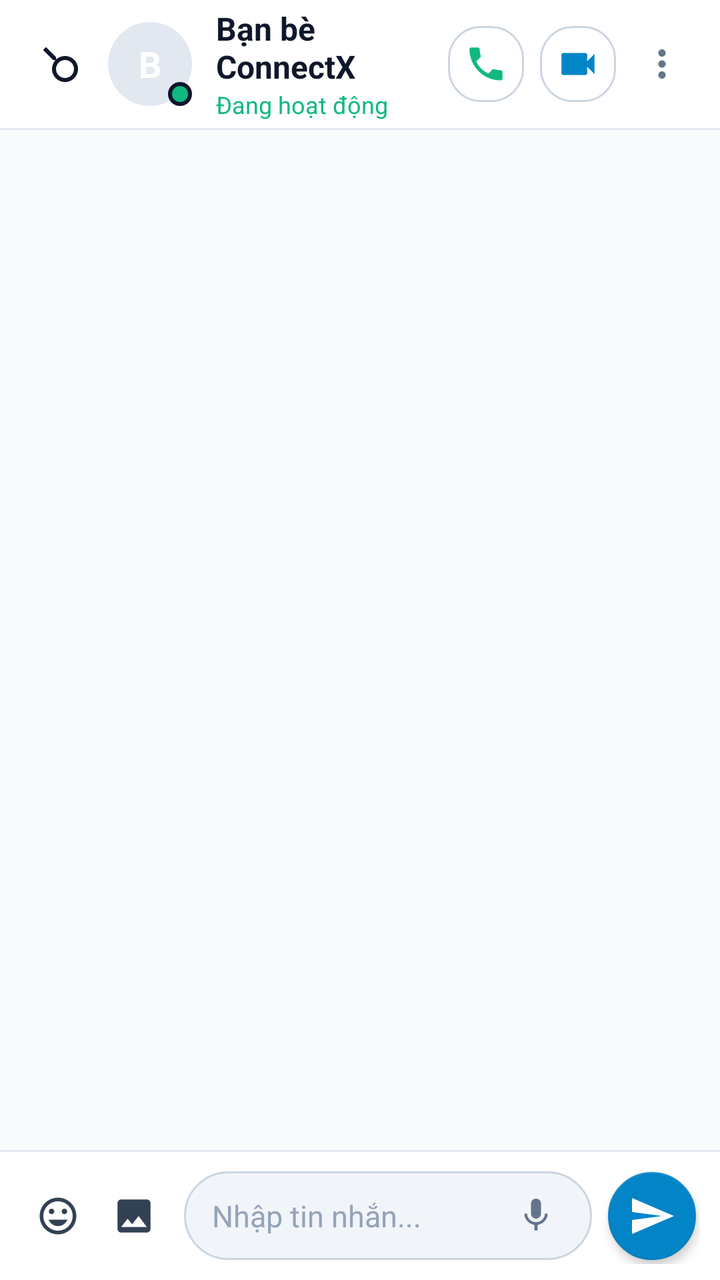
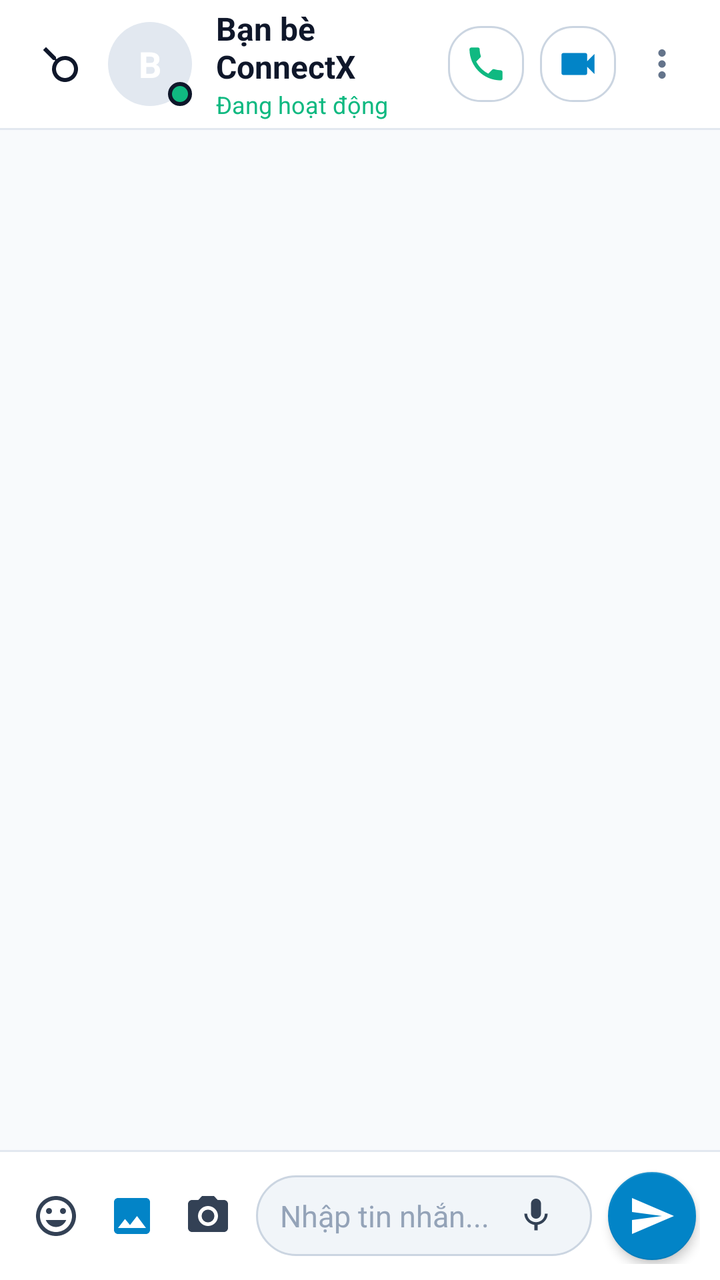

Compare the two renders of this Android layout. The source of the first and the diff that turns it into the second are given below.
<!-- AndroidManifest.xml: application theme AppTheme -->
<!-- res/layout/activity_chat.xml -->
<?xml version="1.0" encoding="utf-8"?>
<LinearLayout xmlns:android="http://schemas.android.com/apk/res/android"
    xmlns:app="http://schemas.android.com/apk/res-auto"
    android:layout_width="match_parent"
    android:layout_height="match_parent"
    android:orientation="vertical"
    android:background="@color/bg_root">

    
    <LinearLayout
        android:id="@+id/chatHeader"
        android:layout_width="match_parent"
        android:layout_height="64dp"
        android:orientation="horizontal"
        android:gravity="center_vertical"
        android:paddingHorizontal="10dp"
        android:background="@color/bg_dark">

        
        <ImageView
            android:id="@+id/btnBack"
            android:layout_width="40dp"
            android:layout_height="40dp"
            android:padding="8dp"
            android:src="@drawable/ic_search"
            android:rotation="180"
            app:tint="@color/text_primary"
            android:contentDescription="Quay lại" />

        
        <FrameLayout
            android:layout_width="42dp"
            android:layout_height="42dp"
            android:layout_marginStart="4dp">

            <TextView
                android:id="@+id/tvChatAvatar"
                android:layout_width="42dp"
                android:layout_height="42dp"
                android:background="@drawable/bg_card_secondary"
                android:text="B"
                android:textColor="@color/white"
                android:textSize="18sp"
                android:textStyle="bold"
                android:gravity="center" />

            <View
                android:layout_width="12dp"
                android:layout_height="12dp"
                android:layout_gravity="bottom|end"
                android:background="@drawable/bg_status_online" />
        </FrameLayout>

        
        <LinearLayout
            android:layout_width="0dp"
            android:layout_height="wrap_content"
            android:layout_weight="1"
            android:orientation="vertical"
            android:layout_marginStart="12dp">

            <LinearLayout
                android:layout_width="wrap_content"
                android:layout_height="wrap_content"
                android:gravity="center_vertical"
                android:orientation="horizontal">

                <TextView
                    android:id="@+id/tvChatContactName"
                    android:layout_width="wrap_content"
                    android:layout_height="wrap_content"
                    android:text="Bạn bè ConnectX"
                    android:textColor="@color/text_primary"
                    android:textSize="16sp"
                    android:textStyle="bold" />

                <ImageView
                    android:layout_width="14dp"
                    android:layout_height="14dp"
                    android:src="@drawable/ic_verified"
                    android:layout_marginStart="4dp" />
            </LinearLayout>

            <TextView
                android:id="@+id/tvChatContactStatus"
                android:layout_width="wrap_content"
                android:layout_height="wrap_content"
                android:text="@string/status_online"
                android:textColor="@color/status_online"
                android:textSize="12sp" />
        </LinearLayout>

        
        <ImageView
            android:id="@+id/btnChatVoiceCall"
            android:layout_width="38dp"
            android:layout_height="38dp"
            android:padding="8dp"
            android:background="@drawable/bg_card_rounded"
            android:src="@drawable/ic_calls"
            app:tint="@color/status_online"
            android:contentDescription="Gọi thoại" />

        
        <ImageView
            android:id="@+id/btnChatVideoCall"
            android:layout_width="38dp"
            android:layout_height="38dp"
            android:padding="8dp"
            android:layout_marginStart="8dp"
            android:background="@drawable/bg_card_rounded"
            android:src="@drawable/ic_videocall"
            app:tint="@color/colorPrimaryLight"
            android:contentDescription="Gọi video" />

        
        <ImageView
            android:id="@+id/btnChatMore"
            android:layout_width="38dp"
            android:layout_height="38dp"
            android:padding="8dp"
            android:layout_marginStart="4dp"
            android:src="@drawable/ic_more_vert"
            app:tint="@color/text_muted"
            android:contentDescription="Tùy chọn" />
    </LinearLayout>

    <View
        android:layout_width="match_parent"
        android:layout_height="1dp"
        android:background="@color/divider" />

    
    <androidx.recyclerview.widget.RecyclerView
        android:id="@+id/rvMessages"
        android:layout_width="match_parent"
        android:layout_height="0dp"
        android:layout_weight="1"
        android:clipToPadding="false"
        android:paddingTop="8dp"
        android:paddingBottom="8dp" />

    <View
        android:layout_width="match_parent"
        android:layout_height="1dp"
        android:background="@color/divider" />

    
    <LinearLayout
        android:layout_width="match_parent"
        android:layout_height="wrap_content"
        android:orientation="horizontal"
        android:gravity="center_vertical"
        android:paddingVertical="8dp"
        android:paddingHorizontal="10dp"
        android:background="@color/bg_dark">

        
        <ImageView
            android:id="@+id/btnEmoji"
            android:layout_width="38dp"
            android:layout_height="38dp"
            android:padding="8dp"
            android:src="@drawable/ic_emoji"
            app:tint="@color/text_secondary"
            android:contentDescription="Emoji" />

        
        <ImageView
            android:id="@+id/btnAttachment"
            android:layout_width="38dp"
            android:layout_height="38dp"
            android:padding="8dp"
            android:src="@drawable/ic_image"
            app:tint="@color/text_secondary"
            android:contentDescription="Gửi ảnh" />

        
        <LinearLayout
            android:layout_width="0dp"
            android:layout_height="wrap_content"
            android:layout_weight="1"
            android:layout_marginHorizontal="6dp"
            android:background="@drawable/bg_input_box"
            android:gravity="center_vertical"
            android:orientation="horizontal"
            android:paddingHorizontal="14dp"
            android:paddingVertical="4dp">

            <EditText
                android:id="@+id/etMessageInput"
                android:layout_width="0dp"
                android:layout_height="wrap_content"
                android:layout_weight="1"
                android:background="@null"
                android:hint="@string/type_message_hint"
                android:textColorHint="@color/text_hint"
                android:textColor="@color/text_primary"
                android:textSize="15sp"
                android:paddingVertical="8dp"
                android:maxLines="4"
                android:inputType="textCapSentences|textMultiLine" />

            
            <ImageView
                android:id="@+id/btnVoiceRecord"
                android:layout_width="28dp"
                android:layout_height="28dp"
                android:padding="4dp"
                android:src="@drawable/ic_voice_record"
                app:tint="@color/text_muted"
                android:contentDescription="Ghi âm thoại" />
        </LinearLayout>

        
        <com.google.android.material.floatingactionbutton.FloatingActionButton
            android:id="@+id/btnSendMessage"
            android:layout_width="44dp"
            android:layout_height="44dp"
            app:fabCustomSize="44dp"
            app:srcCompat="@drawable/ic_send"
            app:tint="@color/white"
            app:backgroundTint="@color/colorPrimary"
            app:elevation="3dp"
            android:contentDescription="Gửi tin nhắn" />
    </LinearLayout>

</LinearLayout>
<!-- resources referenced by this layout -->
<resources>
  <color name="bg_dark">#FFFFFF</color>
  <color name="bg_root">#F8FAFC</color>
  <color name="colorPrimary">#0284C7</color>
  <color name="colorPrimaryLight">#0284C7</color>
  <color name="divider">#E2E8F0</color>
  <color name="status_online">#10B981</color>
  <color name="text_hint">#94A3B8</color>
  <color name="text_muted">#64748B</color>
  <color name="text_primary">#0F172A</color>
  <color name="text_secondary">#334155</color>
  <color name="white">#FFFFFF</color>
  <!-- drawable bg_card_rounded (drawable) -->
  <?xml version="1.0" encoding="utf-8"?>
  <shape xmlns:android="http://schemas.android.com/apk/res/android">
      <solid android:color="@color/bg_card" />
      <stroke android:width="1dp" android:color="@color/border_subtle" />
      <corners android:radius="16dp" />
  </shape>
  <!-- drawable bg_card_secondary (drawable) -->
  <?xml version="1.0" encoding="utf-8"?>
  <shape xmlns:android="http://schemas.android.com/apk/res/android"
      android:shape="oval">
      <solid android:color="@color/bg_card_secondary" />
  </shape>
  <!-- drawable bg_input_box (drawable) -->
  <?xml version="1.0" encoding="utf-8"?>
  <shape xmlns:android="http://schemas.android.com/apk/res/android">
      <solid android:color="@color/bg_input" />
      <stroke android:width="1dp" android:color="@color/border_subtle" />
      <corners android:radius="24dp" />
  </shape>
  <!-- drawable bg_status_online (drawable) -->
  <?xml version="1.0" encoding="utf-8"?>
  <shape xmlns:android="http://schemas.android.com/apk/res/android"
      android:shape="oval">
      <solid android:color="#10B981" />
      <stroke android:width="2dp" android:color="#0F172A" />
      <size
          android:width="12dp"
          android:height="12dp" />
  </shape>
  <!-- drawable ic_send (drawable) -->
  <vector xmlns:android="http://schemas.android.com/apk/res/android"
      android:width="24dp"
      android:height="24dp"
      android:viewportWidth="24"
      android:viewportHeight="24">
      <path
          android:fillColor="#FFFFFFFF"
          android:pathData="M2.01,21L23,12 2.01,3 2,10l15,2 -15,2z"/>
  </vector>
  <!-- drawable ic_verified (drawable) -->
  <vector xmlns:android="http://schemas.android.com/apk/res/android"
      android:width="16dp"
      android:height="16dp"
      android:viewportWidth="24"
      android:viewportHeight="24">
      <path
          android:fillColor="#0284C7"
          android:pathData="M12,1L3,5v6c0,5.55 3.84,10.74 9,12 5.16,-1.26 9,-6.45 9,-12V5l-9,-4zm-2,16l-4,-4 1.41,-1.41L10,14.17l6.59,-6.59L18,9l-8,8z"/>
  </vector>
  <!-- drawable ic_videocall (drawable) -->
  <vector xmlns:android="http://schemas.android.com/apk/res/android"
      android:width="24dp"
      android:height="24dp"
      android:viewportWidth="24"
      android:viewportHeight="24">
      <path
          android:fillColor="#FFFFFFFF"
          android:pathData="M17,10.5V7c0,-0.55 -0.45,-1 -1,-1H4c-0.55,0 -1,0.45 -1,1v10c0,0.55 0.45,1 1,1h12c0.55,0 1,-0.45 1,-1v-3.5l4,4v-11l-4,4z"/>
  </vector>
  <string name="status_online">Đang hoạt động</string>
  <string name="type_message_hint">Nhập tin nhắn...</string>
  <color name="bg_card">#FFFFFF</color>
  <color name="border_subtle">#CBD5E1</color>
  <color name="bg_card_secondary">#E2E8F0</color>
  <color name="bg_input">#F1F5F9</color>
  <color name="colorPrimaryDark">#0369A1</color>
  <color name="colorAccent">#06B6D4</color>
  <!-- unchanged entries left out for length: 7 -->
</resources>

<!-- the commit's change to res/layout/activity_chat.xml (unified diff, before → after) -->
@@ -158,22 +158,34 @@
         
         <ImageView
             android:id="@+id/btnEmoji"
-            android:layout_width="38dp"
-            android:layout_height="38dp"
-            android:padding="8dp"
+            android:layout_width="36dp"
+            android:layout_height="36dp"
+            android:padding="6dp"
             android:src="@drawable/ic_emoji"
             app:tint="@color/text_secondary"
             android:contentDescription="Emoji" />
 
         
         <ImageView
-            android:id="@+id/btnAttachment"
-            android:layout_width="38dp"
-            android:layout_height="38dp"
-            android:padding="8dp"
+            android:id="@+id/btnPickImage"
+            android:layout_width="36dp"
+            android:layout_height="36dp"
+            android:padding="6dp"
+            android:layout_marginStart="2dp"
             android:src="@drawable/ic_image"
+            app:tint="@color/colorPrimary"
+            android:contentDescription="Chọn ảnh từ máy" />
+
+        
+        <ImageView
+            android:id="@+id/btnCamera"
+            android:layout_width="36dp"
+            android:layout_height="36dp"
+            android:padding="6dp"
+            android:layout_marginStart="2dp"
+            android:src="@drawable/ic_camera"
             app:tint="@color/text_secondary"
-            android:contentDescription="Gửi ảnh" />
+            android:contentDescription="Chụp ảnh nhanh" />
 
         
         <LinearLayout
@@ -184,8 +196,8 @@
             android:background="@drawable/bg_input_box"
             android:gravity="center_vertical"
             android:orientation="horizontal"
-            android:paddingHorizontal="14dp"
-            android:paddingVertical="4dp">
+            android:paddingHorizontal="12dp"
+            android:paddingVertical="2dp">
 
             <EditText
                 android:id="@+id/etMessageInput"
@@ -204,11 +216,11 @@
             
             <ImageView
                 android:id="@+id/btnVoiceRecord"
-                android:layout_width="28dp"
-                android:layout_height="28dp"
-                android:padding="4dp"
+                android:layout_width="32dp"
+                android:layout_height="32dp"
+                android:padding="6dp"
                 android:src="@drawable/ic_voice_record"
-                app:tint="@color/text_muted"
+                app:tint="@color/text_secondary"
                 android:contentDescription="Ghi âm thoại" />
         </LinearLayout>
 
<!-- resource entries referenced after the edit -->
@@ -41,6 +41,16 @@
           android:width="12dp"
           android:height="12dp" />
   </shape>
+  <!-- drawable ic_camera (drawable) -->
+  <vector xmlns:android="http://schemas.android.com/apk/res/android"
+      android:width="24dp"
+      android:height="24dp"
+      android:viewportWidth="24"
+      android:viewportHeight="24">
+      <path
+          android:fillColor="#FFFFFFFF"
+          android:pathData="M12,15.2a3.2,3.2 0 1,0 0,-6.4 3.2,3.2 0 0,0 0,6.4zM9,2L7.17,4H4c-1.1,0 -2,0.9 -2,2v12c0,1.1 0.9,2 2,2h16c1.1,0 2,-0.9 2,-2V6c0,-1.1 -0.9,-2 -2,-2h-3.17L15,2H9zm3,15c-2.76,0 -5,-2.24 -5,-5s2.24,-5 5,-5 5,2.24 5,5 -2.24,5 -5,5z"/>
+  </vector>
   <!-- drawable ic_send (drawable) -->
   <vector xmlns:android="http://schemas.android.com/apk/res/android"
       android:width="24dp"
